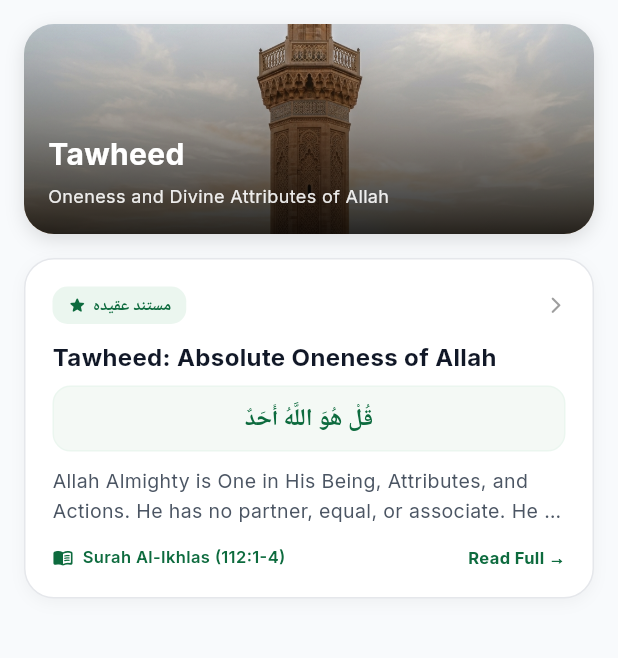
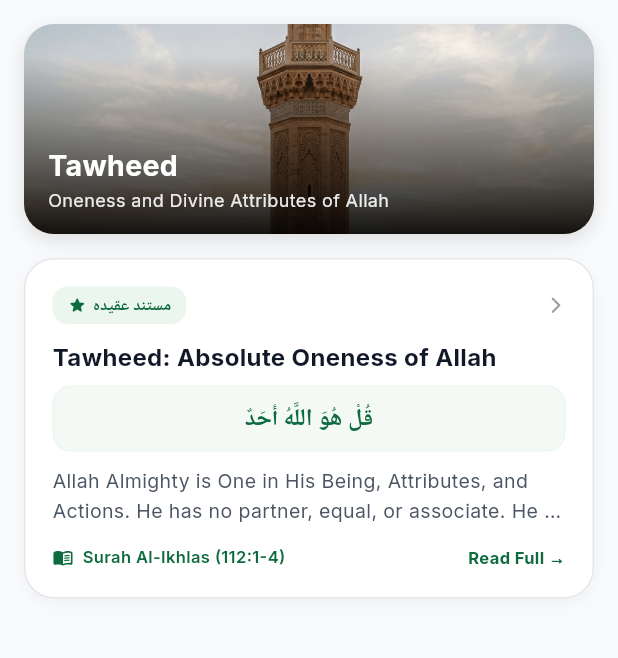
Before and after one commit to Hassan-Developer-cmd/NOOR-E-SUNNAT, a Flutter app: the AqaidGridScreen screen opened directly, after a tap on an icon or button, on a phone screen of 412 x 824 dp, the part 84-742 px from its top. Run offline on Flutter 3.47's test engine with Material 3 defaults, Android fonts, the phone set to English and light mode, and no system bars; our stand-ins replace cloud_firestore, firebase_auth, firebase_core, flutter_local_notifications, google_fonts, google_sign_in and 1 more; accounts and stored records are empty; Roboto replaces fonts that are missing (Amiri).

Commit message:
fix(aqaid): resolve RenderFlex 8px bottom overflow in category hero header banner and adjust grid childAspectRatio

```diff
--- a/lib/features/knowledge_hub/presentation/aqaid_grid.dart
+++ b/lib/features/knowledge_hub/presentation/aqaid_grid.dart
@@ -322,7 +322,7 @@ class _AqaidGridScreenState extends State<AqaidGridScreen> {
                             padding: const EdgeInsets.all(16),
                             gridDelegate: const SliverGridDelegateWithFixedCrossAxisCount(
                               crossAxisCount: 2,
-                              childAspectRatio: 0.95,
+                              childAspectRatio: 0.90,
                               crossAxisSpacing: 12,
                               mainAxisSpacing: 12,
                             ),
@@ -459,15 +459,16 @@ class _AqaidGridScreenState extends State<AqaidGridScreen> {
 
                 // 4. Bottom Title
                 Padding(
-                  padding: const EdgeInsets.all(12),
+                  padding: const EdgeInsets.symmetric(horizontal: 12, vertical: 10),
                   child: Column(
+                    mainAxisSize: MainAxisSize.min,
                     mainAxisAlignment: MainAxisAlignment.end,
                     crossAxisAlignment: CrossAxisAlignment.start,
                     children: [
                       Text(
                         title,
                         style: TextStyle(
-                          fontSize: 16,
+                          fontSize: 15,
                           fontWeight: FontWeight.bold,
                           color: Colors.white,
                           fontFamily: isUrdu ? 'UrduFont' : null,
@@ -567,7 +568,7 @@ class AqaidCategoryDetailScreen extends StatelessWidget {
                       // Category Hero Header Card
                       return Container(
                         margin: const EdgeInsets.only(bottom: 16),
-                        height: 140,
+                        constraints: const BoxConstraints(minHeight: 140),
                         decoration: BoxDecoration(
                           borderRadius: BorderRadius.circular(20),
                           boxShadow: [
@@ -582,40 +583,49 @@ class AqaidCategoryDetailScreen extends StatelessWidget {
                           borderRadius: BorderRadius.circular(20),
                           clipBehavior: Clip.antiAlias,
                           child: Stack(
-                            fit: StackFit.expand,
+                            alignment: Alignment.bottomLeft,
                             children: [
-                              Image.asset(
+                              Positioned.fill(
+                                child: Image.asset(
                                   imagePath,
                                   fit: BoxFit.cover,
-                                errorBuilder: (context, error, stackTrace) => Container(color: AppColors.primaryEmerald),
+                                  errorBuilder: (context, error, stackTrace) =>
+                                      Container(color: AppColors.primaryEmerald),
                                 ),
-                              Container(
+                              ),
+                              Positioned.fill(
+                                child: Container(
                                   decoration: BoxDecoration(
                                     gradient: LinearGradient(
                                       begin: Alignment.topCenter,
                                       end: Alignment.bottomCenter,
                                       colors: [
                                         Colors.transparent,
-                                      Colors.black.withValues(alpha: 0.4),
-                                      Colors.black.withValues(alpha: 0.85),
+                                        Colors.black.withValues(alpha: 0.45),
+                                        Colors.black.withValues(alpha: 0.92),
                                       ],
+                                      stops: const [0.15, 0.55, 1.0],
+                                    ),
                                   ),
                                 ),
                               ),
                               Padding(
-                                padding: const EdgeInsets.all(16),
+                                padding: const EdgeInsets.symmetric(horizontal: 16, vertical: 14),
                                 child: Column(
-                                  mainAxisAlignment: MainAxisAlignment.end,
+                                  mainAxisSize: MainAxisSize.min,
                                   crossAxisAlignment: CrossAxisAlignment.start,
                                   children: [
                                     Text(
                                       catTitle,
                                       style: TextStyle(
-                                        fontSize: 20,
+                                        fontSize: 19,
                                         fontWeight: FontWeight.bold,
                                         color: Colors.white,
                                         fontFamily: isUrdu ? 'UrduFont' : null,
+                                        height: 1.25,
                                       ),
+                                      maxLines: 2,
+                                      overflow: TextOverflow.ellipsis,
                                     ),
                                     if (catDesc.isNotEmpty) ...[
                                       const SizedBox(height: 4),
@@ -624,6 +634,7 @@ class AqaidCategoryDetailScreen extends StatelessWidget {
                                         style: TextStyle(
                                           fontSize: 12,
                                           color: Colors.white.withValues(alpha: 0.9),
+                                          height: 1.3,
                                         ),
                                         maxLines: 2,
                                         overflow: TextOverflow.ellipsis,
```
Lines whose indentation alone changed are shown as unchanged.
